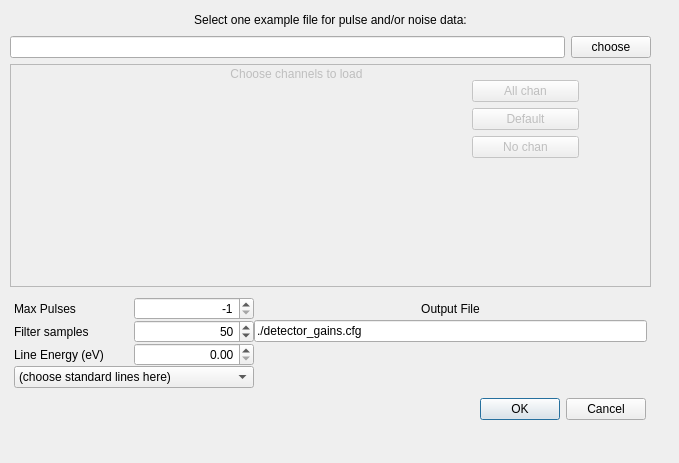
usnistgov/mass, file mass/gui/compute_gains_form.ui: the form before one commit.
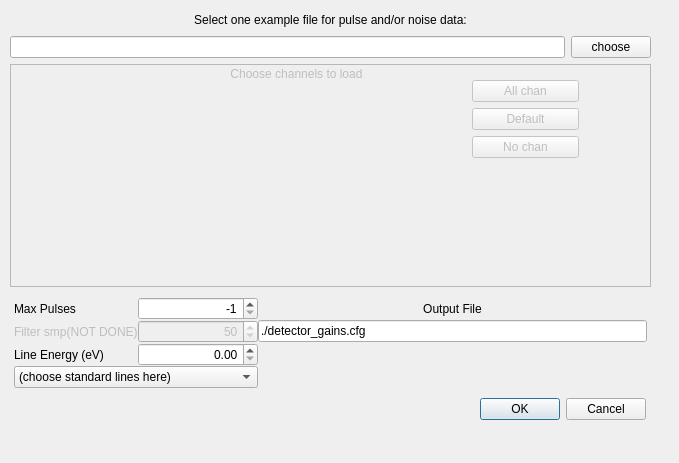
The form after the commit.

Commit message: Improvements to the GUI for computing gains, plus the latest compiled QT forms *_form_ui.py

Patch:
```diff
--- a/mass/gui/compute_gains_form.ui
+++ b/mass/gui/compute_gains_form.ui
@@ -256,14 +256,20 @@
        </widget>
       </item>
       <item row="1" column="0">
-       <widget class="QLabel" name="MaxPulsesLabel_2">
+       <widget class="QLabel" name="FilterSamplesLabel">
+        <property name="enabled">
+         <bool>false</bool>
+        </property>
         <property name="text">
-         <string>Filter samples</string>
+         <string>Filter smp(NOT DONE)</string>
         </property>
        </widget>
       </item>
       <item row="1" column="1">
        <widget class="QSpinBox" name="FilterSamplesSpin">
+        <property name="enabled">
+         <bool>false</bool>
+        </property>
         <property name="toolTip">
          <string>Sub-optimal filter uses this many samples starting at trigger</string>
         </property>
```
Left out of the diff: 1 changed line with no effect on the pictures. The commit also changes 3 other files.
